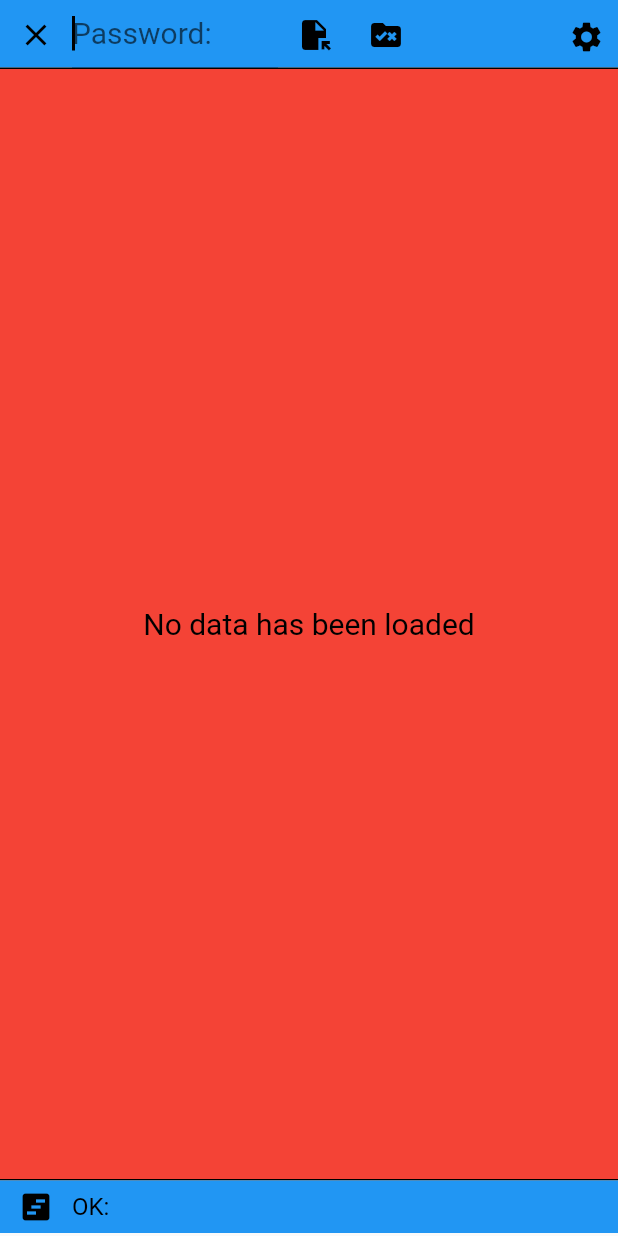
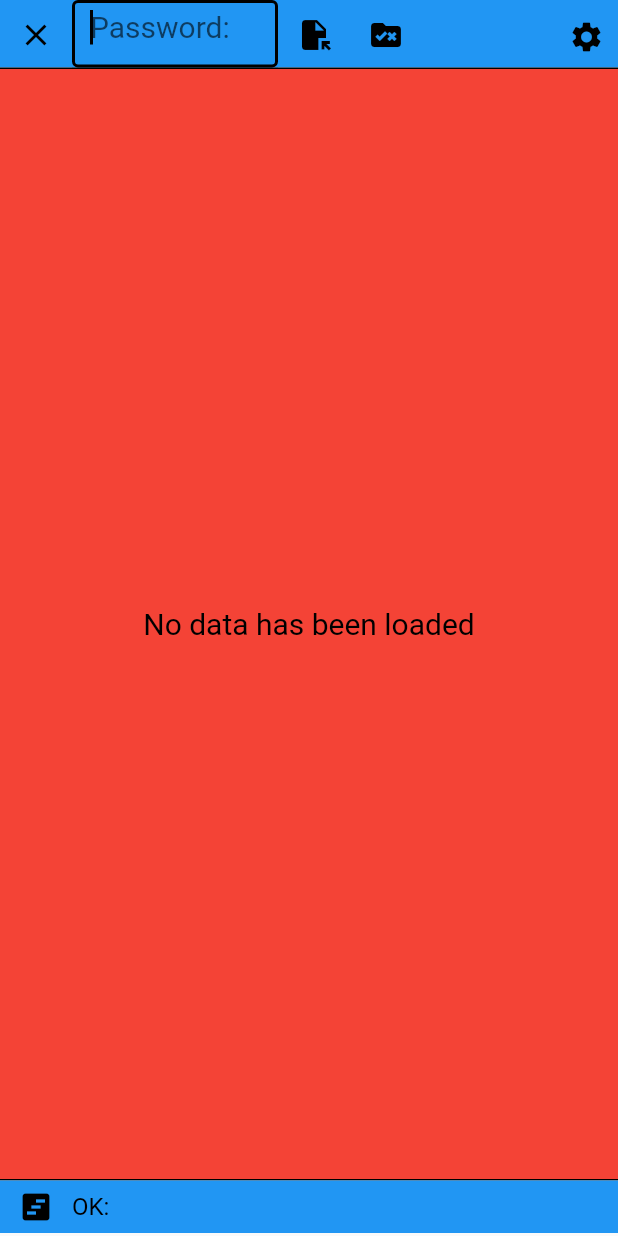
Before and after one commit to stuartdd/data_repo, a Flutter app: the screen it shows after launch, on a phone screen of 412 x 824 dp. Run offline on Flutter 3.47's test engine with Material 2 defaults, Android fonts, the phone set to English and light mode, and no system bars; our stand-ins replace flutter_markdown; missing offline and left inert: encrypt, flutter_window_close, http_status_code, split_view, window_manager, window_size.

Commit message:
Borders and focus

```diff
--- a/data_repo_appState.json
+++ b/data_repo_appState.json
@@ -1 +1 @@
-{"screen":{"x":1459,"y":387,"w":432,"h":1030,"divPos":386},"isDataSorted":0,"lastFind":["ea","Lloyds","EA","Ed","st","Stu","ref1","lloyds"]}
+{"screen":{"x":1029,"y":388,"w":811,"h":1146,"divPos":410},"isDataSorted":0,"lastFind":["ea","Lloyds","EA","Ed","st","Stu","ref1","lloyds"]}
--- a/data_repo_config.json
+++ b/data_repo_config.json
@@ -9,7 +9,7 @@
       "hilight": "yellow",
       "error": "red"
     },
-    "darkMode": true
+    "darkMode": false
   },
   "file": {
     "getDataUrl": "http://192.168.1.243:8080/files/user/stuart/loc/mydb/name",
--- a/lib/detail_buttons.dart
+++ b/lib/detail_buttons.dart
@@ -245,7 +245,14 @@ class _OptionListWidgetState extends State<OptionListWidget> {
   }
 }
 
-Widget inputTextField(final String hint, TextStyle ts, TextSelectionThemeData theme, bool isPw, TextEditingController controller, Function(String) setValue, Function(String) onChange) {
+Widget inputTextField(final String hint, TextStyle ts, TextSelectionThemeData theme, bool isDarkMode, bool isPw, TextEditingController controller, Function(String) setValue, Function(String) onChange) {
+  final Color bc;
+  if (theme.cursorColor == null) {
+    bc = Colors.black;
+  } else {
+    bc = theme.cursorColor!;
+  }
+
   return Theme(
     data: ThemeData(
       textSelectionTheme: theme,
@@ -254,6 +261,8 @@ Widget inputTextField(final String hint, TextStyle ts, TextSelectionThemeData th
       style: ts,
       decoration: InputDecoration(
         hintText: hint,
+        focusedBorder: OutlineInputBorder(borderSide: BorderSide(width: 2, color: isDarkMode ? Colors.white : Colors.black)),
+        border: const OutlineInputBorder(),
       ),
       autofocus: true,
       onSubmitted: (value) {
@@ -496,7 +505,7 @@ class _ValidatedInputFieldState extends State<ValidatedInputField> {
                   current = option.key;
                   _validate();
                 })
-            : inputTextField("", widget.appThemeData.tsMedium, widget.appThemeData.textSelectionThemeData, widget.isPassword && obscurePw, widget.controller, (value) {
+            : inputTextField("", widget.appThemeData.tsMedium, widget.appThemeData.textSelectionThemeData, widget.appThemeData.darkMode, widget.isPassword && obscurePw, widget.controller, (value) {
                 current = value;
                 _validate();
                 if (validateResponse.isEmpty && widget.onSubmit != null) {
--- a/lib/main.dart
+++ b/lib/main.dart
@@ -1292,7 +1292,7 @@ class _MyHomePageState extends State<MyHomePage> {
         color: appThemeData.primary.med,
         child: SizedBox(
           width: screenSize(context).width / 3,
-          child: inputTextField("Password:", appThemeData.tsLarge, _configData.getAppThemeData().textSelectionThemeData, true, passwordEditingController, (v) {
+          child: inputTextField("Password:", appThemeData.tsLarge, _configData.getAppThemeData().textSelectionThemeData, _configData.getAppThemeData().darkMode, true, passwordEditingController, (v) {
             // passwordEditingController.text = "";
             _initialPassword = v;
             _loadDataState();
@@ -1462,7 +1462,7 @@ class _MyHomePageState extends State<MyHomePage> {
             color: appThemeData.primary.med,
             child: SizedBox(
               width: screenSize(context).width / 3,
-              child: inputTextField("Search:", appThemeData.tsMedium, _configData.getAppThemeData().textSelectionThemeData, false, searchEditingController, (v) {
+              child: inputTextField("Search:", appThemeData.tsMedium, _configData.getAppThemeData().textSelectionThemeData,_configData.getAppThemeData().darkMode, false, searchEditingController, (v) {
                 _setSearchExpressionState(v);
               }, (v) {}),
             ),
```
Also changed, not shown: 1 other file.
